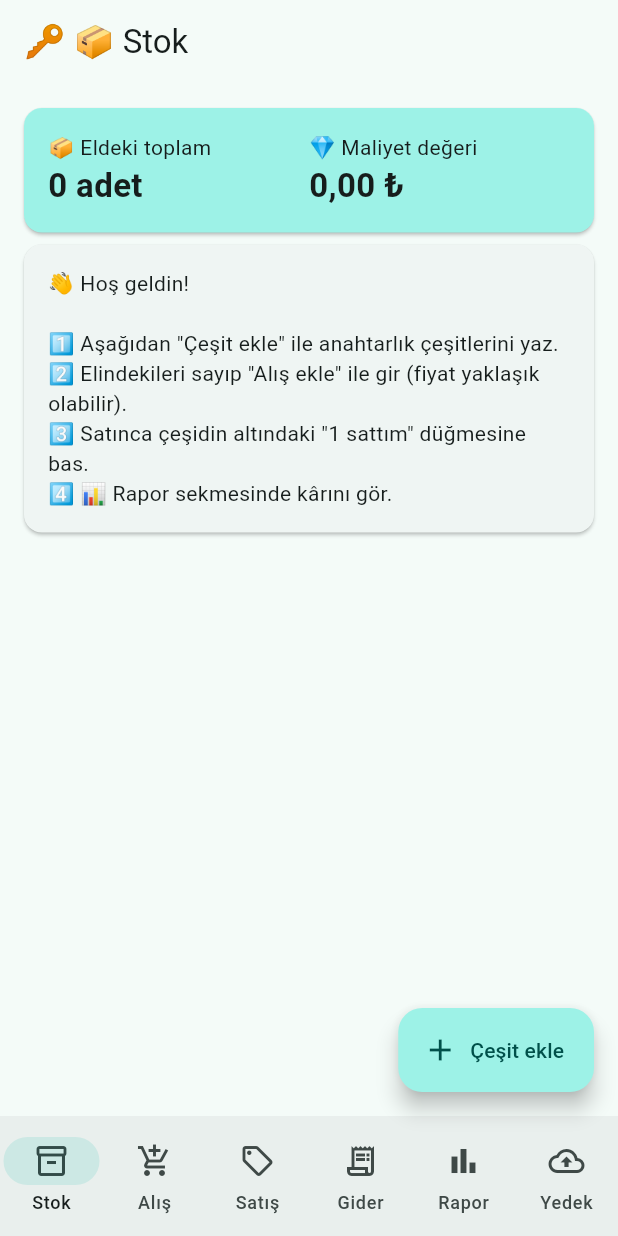
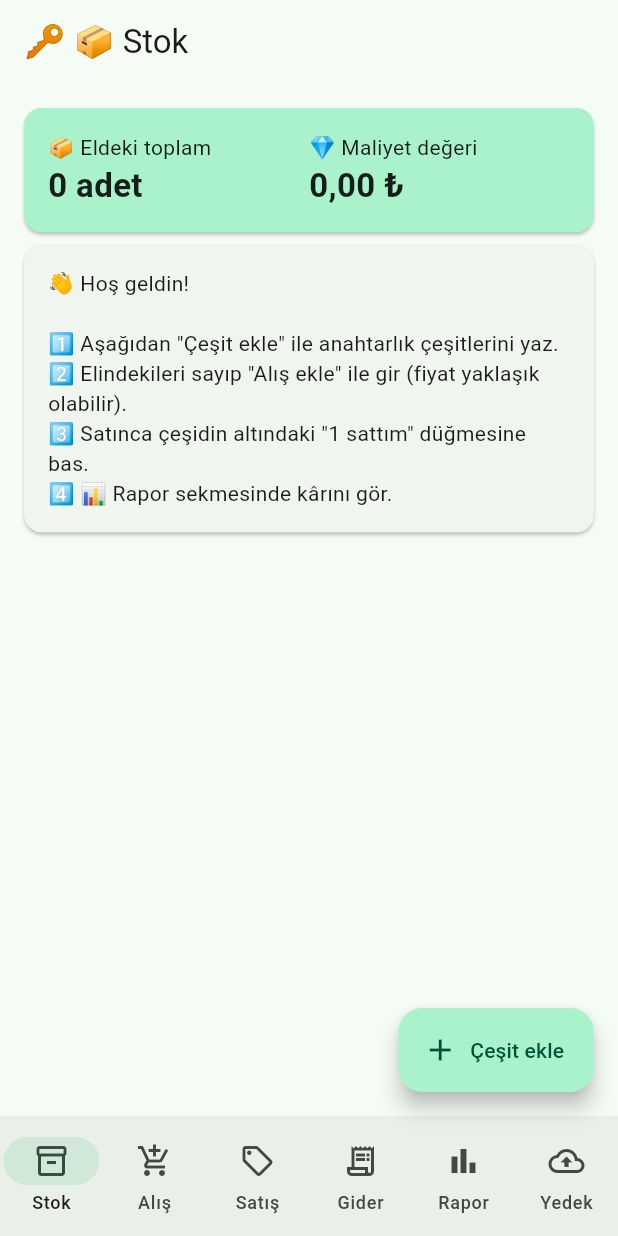
Before and after one commit to muminevildan/anahtarlik, a Flutter app: the screen it shows after launch, on a phone screen of 412 x 824 dp. Run offline on Flutter 3.47's test engine with Material 3 defaults, Android fonts, the phone set to English and light mode, and no system bars; our stand-ins replace file_picker, share_plus.

Commit message:
Update app title and theme colors

```diff
--- a/lib/main.dart
+++ b/lib/main.dart
@@ -117,10 +117,10 @@ class App extends StatelessWidget {
   const App({super.key});
   @override
   Widget build(BuildContext context) => MaterialApp(
-        title: 'Anahtarlık Takip',
+        title: 'KeyFlow',
         debugShowCheckedModeBanner: false,
-        theme: ThemeData(colorSchemeSeed: const Color(0xFF0F766E), useMaterial3: true),
-        darkTheme: ThemeData(colorSchemeSeed: const Color(0xFF0F766E), brightness: Brightness.dark, useMaterial3: true),
+        theme: ThemeData(colorSchemeSeed: const Color(0xFF10B981), useMaterial3: true),
+        darkTheme: ThemeData(colorSchemeSeed: const Color(0xFF10B981), brightness: Brightness.dark, useMaterial3: true),
         home: const Home(),
       );
 }
```
